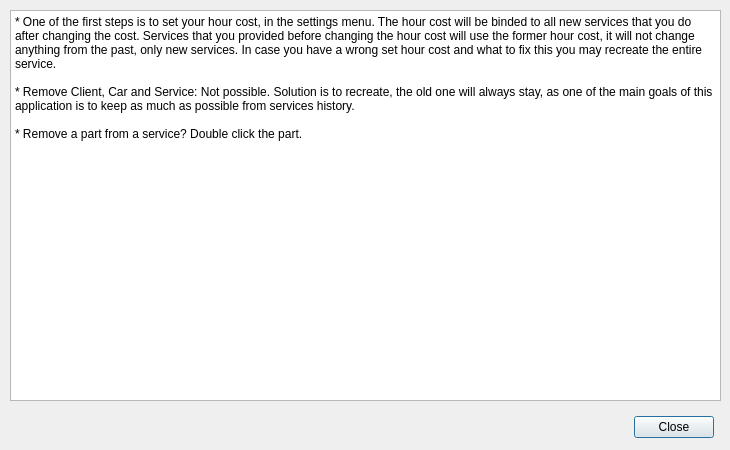
The window that Man_Page.ui (bedi1982/Oficina) describes before a commit, drawn with Qt 5.
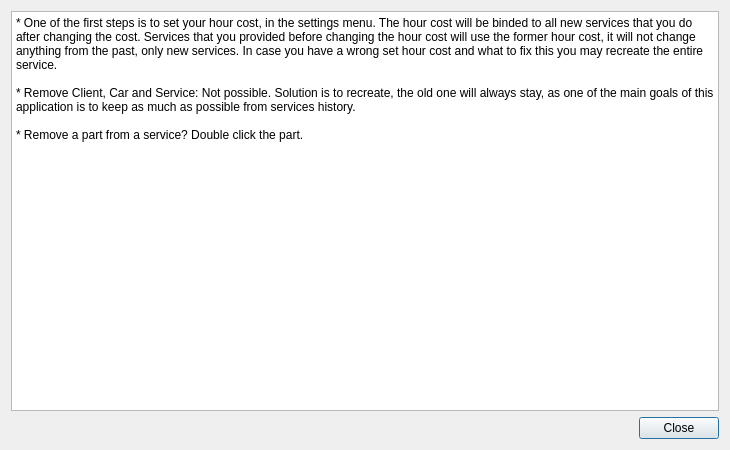
The same window after the commit. Icons and pictures are not drawn.

Commit message: All forms now have a layout and resize correctly.

Diff of the .ui file:
```diff
--- a/Man_Page.ui
+++ b/Man_Page.ui
@@ -17,15 +17,9 @@
    <iconset resource="images/images.qrc">
     <normaloff>:/emoticons/service.png</normaloff>:/emoticons/service.png</iconset>
   </property>
+  <layout class="QGridLayout" name="gridLayout">
+   <item row="0" column="0">
   <widget class="QPlainTextEdit" name="plainTextEdit">
-   <property name="geometry">
-    <rect>
-     <x>10</x>
-     <y>10</y>
-     <width>711</width>
-     <height>391</height>
-    </rect>
-   </property>
    <property name="plainText">
     <string>* One of the first steps is to set your hour cost, in the settings menu. The hour cost will be binded to all new services that you do after changing the cost. Services that you provided before changing the hour cost will use the former hour cost, it will not change anything from the past, only new services. In case you have a wrong set hour cost and what to fix this you may recreate the entire service.
 
@@ -34,19 +28,15 @@
 * Remove a part from a service? Double click the part.</string>
    </property>
   </widget>
+   </item>
+   <item row="1" column="0">
   <widget class="QDialogButtonBox" name="buttonBox">
-   <property name="geometry">
-    <rect>
-     <x>540</x>
-     <y>410</y>
-     <width>174</width>
-     <height>34</height>
-    </rect>
-   </property>
    <property name="standardButtons">
     <set>QDialogButtonBox::Close</set>
    </property>
   </widget>
+   </item>
+  </layout>
  </widget>
  <resources>
   <include location="images/images.qrc"/>
```
Lines whose indentation alone changed are shown as unchanged. The commit also changes 18 other files.
